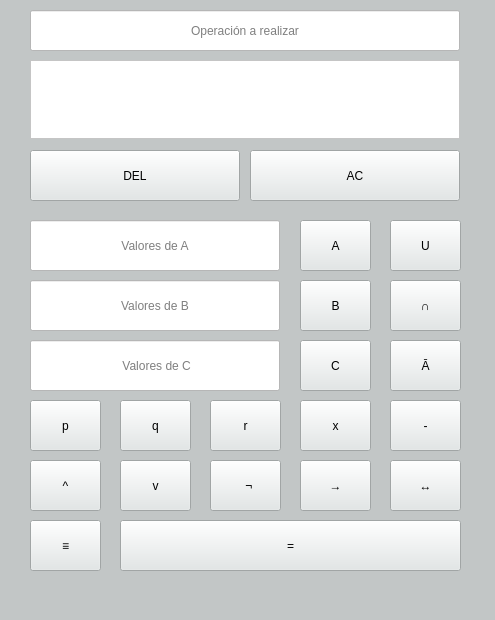
The window that UI.ui (nanyssalazar/Calculadora-Binaria) describes before a commit, drawn with Qt 5.
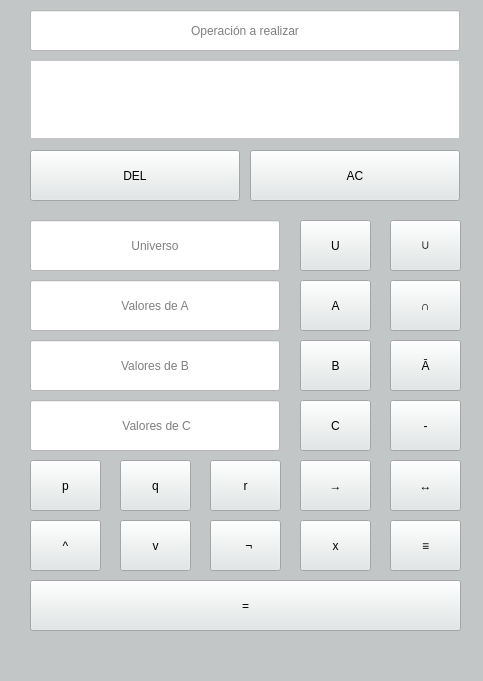
The same window after the commit.

Commit message: Se agregó botón universo

```diff
--- a/UI.ui
+++ b/UI.ui
@@ -9,8 +9,8 @@
    <rect>
     <x>0</x>
     <y>0</y>
-    <width>495</width>
-    <height>620</height>
+    <width>483</width>
+    <height>681</height>
    </rect>
   </property>
   <property name="maximumSize">
@@ -80,7 +80,7 @@
      <string notr="true">background-color: rgb(226, 231, 231);</string>
     </property>
     <property name="text">
-     <string>U</string>
+     <string>∪</string>
     </property>
    </widget>
    <widget class="QPushButton" name="btn_interseccion">
@@ -135,7 +135,7 @@
     <property name="geometry">
      <rect>
       <x>210</x>
-      <y>460</y>
+      <y>520</y>
       <width>71</width>
       <height>51</height>
      </rect>
@@ -151,7 +151,7 @@
     <property name="geometry">
      <rect>
       <x>30</x>
-      <y>460</y>
+      <y>520</y>
       <width>71</width>
       <height>51</height>
      </rect>
@@ -167,7 +167,7 @@
     <property name="geometry">
      <rect>
       <x>300</x>
-      <y>400</y>
+      <y>520</y>
       <width>71</width>
       <height>51</height>
      </rect>
@@ -183,7 +183,7 @@
     <property name="geometry">
      <rect>
       <x>120</x>
-      <y>460</y>
+      <y>520</y>
       <width>71</width>
       <height>51</height>
      </rect>
@@ -230,7 +230,7 @@
    <widget class="QPushButton" name="btn_equiv">
     <property name="geometry">
      <rect>
-      <x>30</x>
+      <x>390</x>
       <y>520</y>
       <width>71</width>
       <height>51</height>
@@ -247,7 +247,7 @@
     <property name="geometry">
      <rect>
       <x>300</x>
-      <y>280</y>
+      <y>340</y>
       <width>71</width>
       <height>51</height>
      </rect>
@@ -263,7 +263,7 @@
     <property name="geometry">
      <rect>
       <x>300</x>
-      <y>220</y>
+      <y>280</y>
       <width>71</width>
       <height>51</height>
      </rect>
@@ -279,7 +279,7 @@
     <property name="geometry">
      <rect>
       <x>300</x>
-      <y>340</y>
+      <y>400</y>
       <width>71</width>
       <height>51</height>
      </rect>
@@ -294,9 +294,9 @@
    <widget class="QPushButton" name="btn_igual">
     <property name="geometry">
      <rect>
-      <x>120</x>
-      <y>520</y>
-      <width>341</width>
+      <x>30</x>
+      <y>580</y>
+      <width>431</width>
       <height>51</height>
      </rect>
     </property>
@@ -311,7 +311,7 @@
     <property name="geometry">
      <rect>
       <x>120</x>
-      <y>400</y>
+      <y>460</y>
       <width>71</width>
       <height>51</height>
      </rect>
@@ -327,7 +327,7 @@
     <property name="geometry">
      <rect>
       <x>30</x>
-      <y>400</y>
+      <y>460</y>
       <width>71</width>
       <height>51</height>
      </rect>
@@ -343,7 +343,7 @@
     <property name="geometry">
      <rect>
       <x>210</x>
-      <y>400</y>
+      <y>460</y>
       <width>71</width>
       <height>51</height>
      </rect>
@@ -406,7 +406,7 @@
     <property name="geometry">
      <rect>
       <x>30</x>
-      <y>220</y>
+      <y>280</y>
       <width>250</width>
       <height>51</height>
      </rect>
@@ -428,7 +428,7 @@
     <property name="geometry">
      <rect>
       <x>30</x>
-      <y>280</y>
+      <y>340</y>
       <width>250</width>
       <height>51</height>
      </rect>
@@ -450,7 +450,7 @@
     <property name="geometry">
      <rect>
       <x>30</x>
-      <y>340</y>
+      <y>400</y>
       <width>250</width>
       <height>51</height>
      </rect>
@@ -468,6 +468,44 @@
      <string> Valores de C</string>
     </property>
    </widget>
+   <widget class="QPushButton" name="btn_universo">
+    <property name="geometry">
+     <rect>
+      <x>300</x>
+      <y>220</y>
+      <width>71</width>
+      <height>51</height>
+     </rect>
+    </property>
+    <property name="styleSheet">
+     <string notr="true">background-color: rgb(226, 231, 231);</string>
+    </property>
+    <property name="text">
+     <string>U</string>
+    </property>
+   </widget>
+   <widget class="QLineEdit" name="universo">
+    <property name="geometry">
+     <rect>
+      <x>30</x>
+      <y>220</y>
+      <width>250</width>
+      <height>51</height>
+     </rect>
+    </property>
+    <property name="styleSheet">
+     <string notr="true">background-color: rgb(255, 255, 255);</string>
+    </property>
+    <property name="text">
+     <string/>
+    </property>
+    <property name="alignment">
+     <set>Qt::AlignCenter</set>
+    </property>
+    <property name="placeholderText">
+     <string>Universo</string>
+    </property>
+   </widget>
   </widget>
   <widget class="QMenuBar" name="menubar">
    <property name="geometry">
```
Left out of the diff: 2 changed lines with no effect on the pictures. The commit also changes 1 other file.
